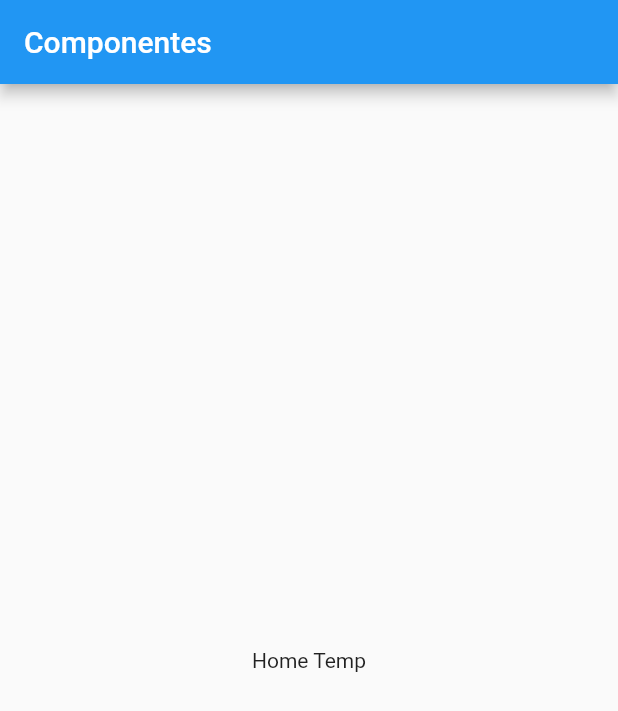
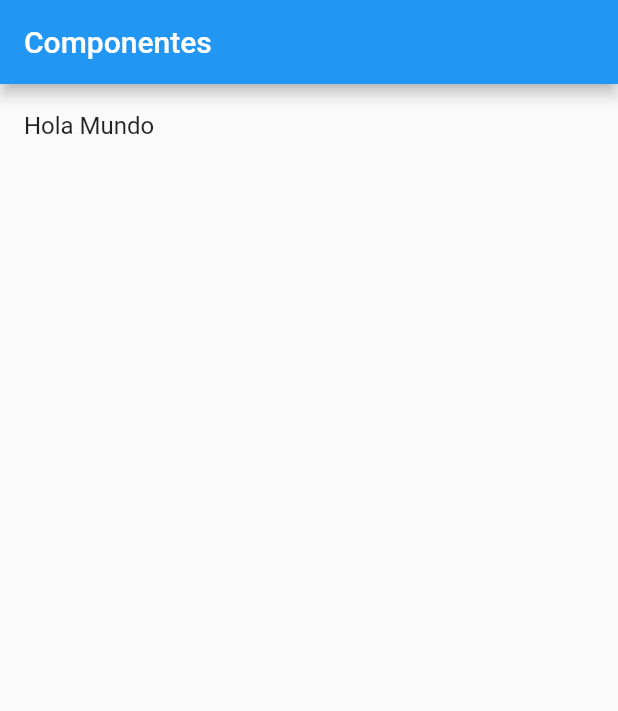
Before and after one commit to dobermans150/popurri_de_widgets, a Flutter app: the screen it shows after launch, on a phone screen of 412 x 824 dp. Shown: the top 711 px of the screen. Run offline on Flutter 3.47's test engine with Material 2 defaults, Android fonts, the phone set to English and light mode, and no system bars.

Commit message:
se agrega el componente Home con la carga de datos con sus respectivas rutas dinamicas

```diff
--- a/lib/main.dart
+++ b/lib/main.dart
@@ -1,7 +1,8 @@
 import 'package:flutter/material.dart';
 
 //My Packages
-import 'package:popurri_de_widgets/src/pages/home_temp.dart';
+/* import 'package:popurri_de_widgets/src/pages/home_temp.dart'; */
+import 'package:popurri_de_widgets/src/pages/home_page.dart';
 
 void main() => runApp(MyApp());
 
@@ -11,11 +12,7 @@ class MyApp extends StatelessWidget {
     return MaterialApp(
       title: 'Componentes App',
       debugShowCheckedModeBanner: false,
-      home: Scaffold(
-          appBar: AppBar(
-            title: Text('Componentes'),
-          ),
-          body: HomePageTemp()),
+      home: HomePage(),
     );
   }
 }
--- /dev/null
+++ b/lib/src/pages/home_page.dart
@@ -0,0 +1,28 @@
+import 'package:flutter/material.dart';
+
+import 'package:popurri_de_widgets/src/providers/menu_provider.dart';
+
+class HomePage extends StatelessWidget {
+  const HomePage({Key? key}) : super(key: key);
+
+  @override
+  Widget build(BuildContext context) {
+    return Scaffold(
+      appBar: AppBar(
+        title: Text('Componentes'),
+      ),
+      body: _lista(),
+    );
+  }
+
+  Widget _lista() {
+    print(menuProvider.cargarData());
+    return ListView(
+      children: _listaItems(),
+    );
+  }
+
+  List<Widget> _listaItems() {
+    return [ListTile(title: Text('Hola Mundo'))];
+  }
+}
```
Also changed, not shown: lib/data/menu_opts.json (added, +20 -0 lines), lib/src/pages/home_temp.dart (+45 -4 lines), lib/src/providers/menu_provider.dart (added, +25 -0 lines), pubspec.yaml (+3 -4 lines).
